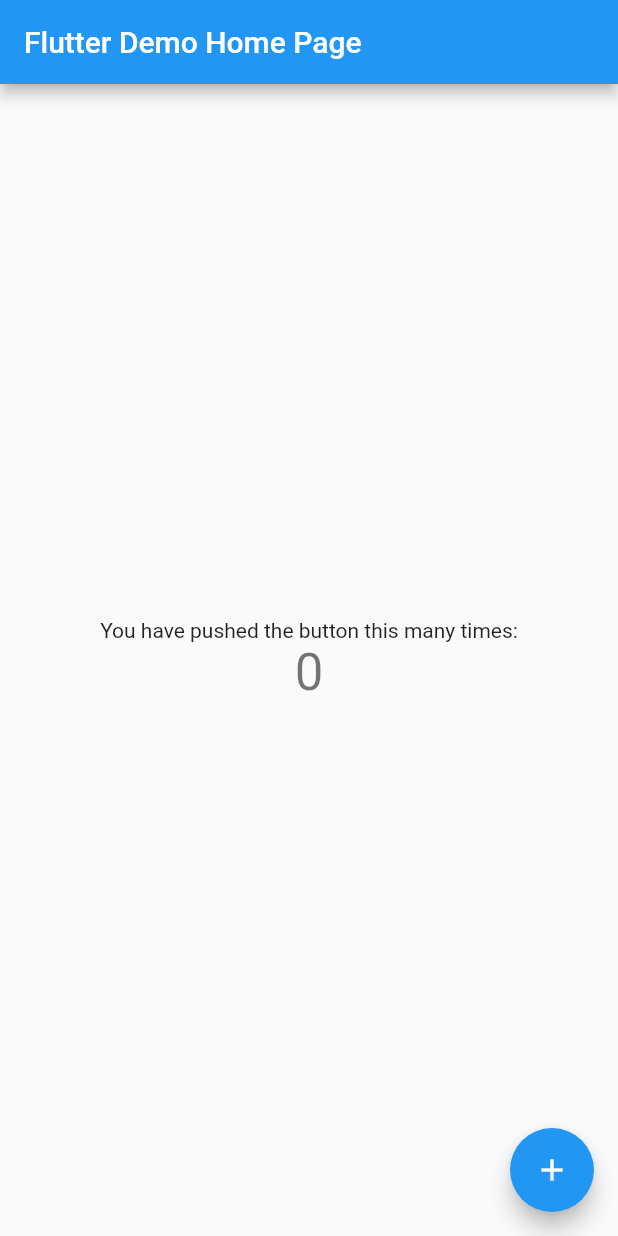
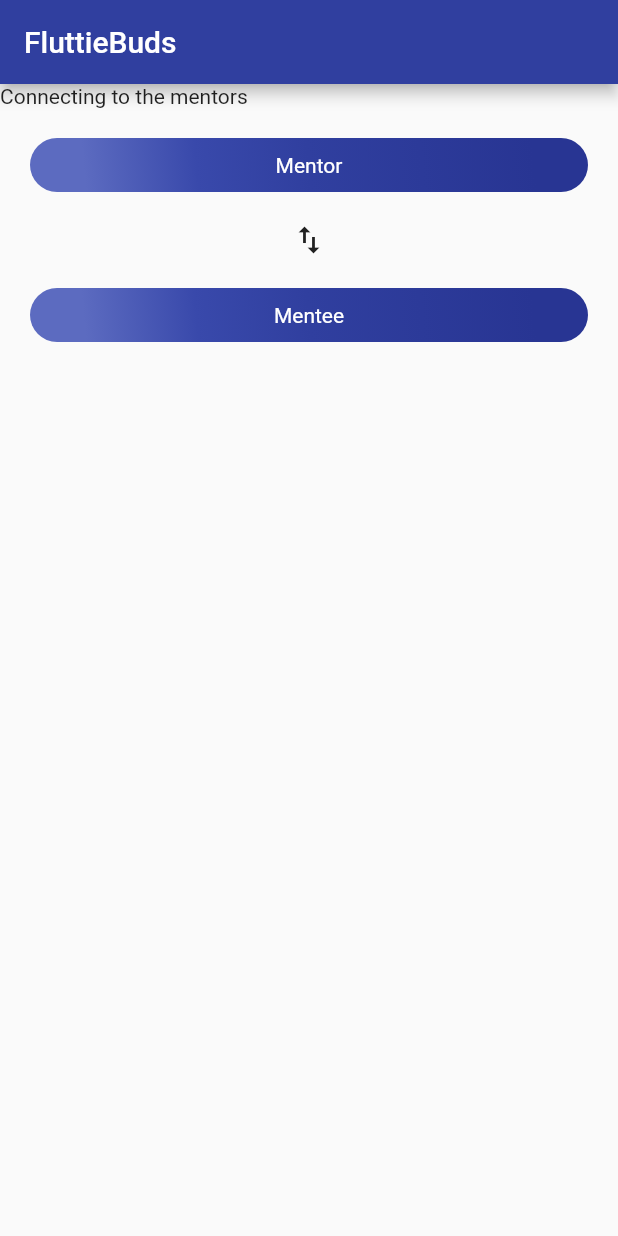
Before and after one commit to SangeetManghnani/fluttiebuds, a Flutter app: the screen it shows after launch, on a phone screen of 412 x 824 dp. Run offline on Flutter 3.47's test engine with Material 2 defaults, Android fonts, the phone set to English and light mode, and no system bars.

Commit message:
routes, mentor list, assets

```diff
--- a/lib/main.dart
+++ b/lib/main.dart
@@ -1,111 +1,15 @@
 import 'package:flutter/material.dart';
+import 'package:fluttiebuds/pages/RootPage.dart';
 
-void main() => runApp(MyApp());
+void main() => runApp(FluttieBuds());
 
-class MyApp extends StatelessWidget {
-  // This widget is the root of your application.
+class FluttieBuds extends StatelessWidget {
   @override
   Widget build(BuildContext context) {
+    // TODO: implement build
     return MaterialApp(
-      title: 'Flutter Demo',
-      theme: ThemeData(
-        // This is the theme of your application.
-        //
-        // Try running your application with "flutter run". You'll see the
-        // application has a blue toolbar. Then, without quitting the app, try
-        // changing the primarySwatch below to Colors.green and then invoke
-        // "hot reload" (press "r" in the console where you ran "flutter run",
-        // or simply save your changes to "hot reload" in a Flutter IDE).
-        // Notice that the counter didn't reset back to zero; the application
-        // is not restarted.
-        primarySwatch: Colors.blue,
-      ),
-      home: MyHomePage(title: 'Flutter Demo Home Page'),
+      home: FluttieRoot(),
+      debugShowCheckedModeBanner: false,
     );
   }
 }
-
-class MyHomePage extends StatefulWidget {
-  MyHomePage({Key key, this.title}) : super(key: key);
-
-  // This widget is the home page of your application. It is stateful, meaning
-  // that it has a State object (defined below) that contains fields that affect
-  // how it looks.
-
-  // This class is the configuration for the state. It holds the values (in this
-  // case the title) provided by the parent (in this case the App widget) and
-  // used by the build method of the State. Fields in a Widget subclass are
-  // always marked "final".
-
-  final String title;
-
-  @override
-  _MyHomePageState createState() => _MyHomePageState();
-}
-
-class _MyHomePageState extends State<MyHomePage> {
-  int _counter = 0;
-
-  void _incrementCounter() {
-    setState(() {
-      // This call to setState tells the Flutter framework that something has
-      // changed in this State, which causes it to rerun the build method below
-      // so that the display can reflect the updated values. If we changed
-      // _counter without calling setState(), then the build method would not be
-      // called again, and so nothing would appear to happen.
-      _counter++;
-    });
-  }
-
-  @override
-  Widget build(BuildContext context) {
-    // This method is rerun every time setState is called, for instance as done
-    // by the _incrementCounter method above.
-    //
-    // The Flutter framework has been optimized to make rerunning build methods
-    // fast, so that you can just rebuild anything that needs updating rather
-    // than having to individually change instances of widgets.
-    return Scaffold(
-      appBar: AppBar(
-        // Here we take the value from the MyHomePage object that was created by
-        // the App.build method, and use it to set our appbar title.
-        title: Text(widget.title),
-      ),
-      body: Center(
-        // Center is a layout widget. It takes a single child and positions it
-        // in the middle of the parent.
-        child: Column(
-          // Column is also layout widget. It takes a list of children and
-          // arranges them vertically. By default, it sizes itself to fit its
-          // children horizontally, and tries to be as tall as its parent.
-          //
-          // Invoke "debug painting" (press "p" in the console, choose the
-          // "Toggle Debug Paint" action from the Flutter Inspector in Android
-          // Studio, or the "Toggle Debug Paint" command in Visual Studio Code)
-          // to see the wireframe for each widget.
-          //
-          // Column has various properties to control how it sizes itself and
-          // how it positions its children. Here we use mainAxisAlignment to
-          // center the children vertically; the main axis here is the vertical
-          // axis because Columns are vertical (the cross axis would be
-          // horizontal).
-          mainAxisAlignment: MainAxisAlignment.center,
-          children: <Widget>[
-            Text(
-              'You have pushed the button this many times:',
-            ),
-            Text(
-              '$_counter',
-              style: Theme.of(context).textTheme.display1,
-            ),
-          ],
-        ),
-      ),
-      floatingActionButton: FloatingActionButton(
-        onPressed: _incrementCounter,
-        tooltip: 'Increment',
-        child: Icon(Icons.add),
-      ), // This trailing comma makes auto-formatting nicer for build methods.
-    );
-  }
-}
--- /dev/null
+++ b/lib/pages/RootPage.dart
@@ -0,0 +1,44 @@
+import 'package:flutter/material.dart';
+import 'package:fluttiebuds/pages/menteeRegister/MenteeRegisterRoot.dart';
+import 'package:fluttiebuds/pages/mentorRegister/MentorRegisterRoot.dart';
+import 'package:fluttiebuds/widgets/roundedBackground.dart';
+
+
+class FluttieRoot extends StatelessWidget {
+  setMentee(BuildContext context) {
+    Navigator.push(context, MaterialPageRoute(builder: (BuildContext context) => MenteeRegister()));
+  }
+  setMentor(BuildContext context) {
+    Navigator.push(context, MaterialPageRoute(builder: (BuildContext context) => MentorRegister()));
+  }
+
+  Widget build(BuildContext context) {
+    return Scaffold(
+        appBar: AppBar(
+          title: Text('FluttieBuds'),
+          backgroundColor: Colors.indigo[700],
+        ),
+        body: Center(
+          child: Column(
+            children: <Widget>[
+              Row(
+                children: <Widget>[Text('Connecting to the mentors')],
+              ),
+              RoundedButton(
+                title: 'Mentor',
+                padding: 10,
+                margin: 20,
+                onPress: () => setMentor(context)
+              ),
+              Icon ( Icons.swap_vert),
+              RoundedButton(
+                title: 'Mentee',
+                padding: 10,
+                margin: 20,
+                onPress: () => setMentee(context)
+              ),
+            ],
+          ),
+        ));
+  }
+}
--- /dev/null
+++ b/lib/widgets/roundedBackground.dart
@@ -0,0 +1,50 @@
+import 'package:flutter/material.dart';
+import 'package:flutter/widgets.dart';
+import 'package:fluttiebuds/pages/mentorRegister/MentorRegisterRoot.dart';
+
+class RoundedButton extends StatelessWidget {
+  final String title;
+  final double padding;
+  final double margin;
+  final Function onPress;
+
+  RoundedButton({this.title, this.padding, this.margin, this.onPress});
+  @override
+   Widget build(BuildContext context) {
+    // TODO: implement build
+    return new InkWell(
+      onTap: () {
+        onPress();
+      },
+      child: Container(
+      padding: EdgeInsets.all(padding),
+      margin: EdgeInsets.all(margin),
+      decoration: BoxDecoration(
+        // Box decoration takes a gradient
+        shape: BoxShape.rectangle,
+        borderRadius: BorderRadius.all(Radius.circular(20)),
+        gradient: LinearGradient(
+          // Where the linear gradient begins and ends
+          begin: Alignment.topRight,
+          end: Alignment.bottomLeft,
+          // Add one stop for each color. Stops should increase from 0 to 1
+          stops: [0.1, 0.5, 0.7, 0.9],
+          colors: [
+            // Colors are easy thanks to Flutter's Colors class.
+            Colors.indigo[800],
+            Colors.indigo[700],
+            Colors.indigo[600],
+            Colors.indigo[400],
+          ],
+        ),
+      ),
+      child: Center(
+        child: Text(
+          title,
+          style: TextStyle(color: Colors.white),
+        ),
+      ),
+    )
+    );
+  }
+}
--- a/pubspec.yaml
+++ b/pubspec.yaml
@@ -41,8 +41,8 @@ flutter:
   uses-material-design: true
 
   # To add assets to your application, add an assets section, like this:
-  # assets:
-  #  - images/a_dot_burr.jpeg
+  assets:
+   - assets/images/mars.png
   #  - images/a_dot_ham.jpeg
 
   # An image asset can refer to one or more resolution-specific "variants", see
```
Also changed, not shown: lib/pages/menteeRegister/MenteeRegisterRoot.dart (added, +14 -0 lines), lib/pages/mentorProfileCard/mentorCard.dart (added, +50 -0 lines), lib/pages/mentorRegister/MentorRegisterRoot.dart (added, +40 -0 lines), lib/widgets/swipableContent.dart (added, +9 -0 lines), assets/images/mars.png (added).
